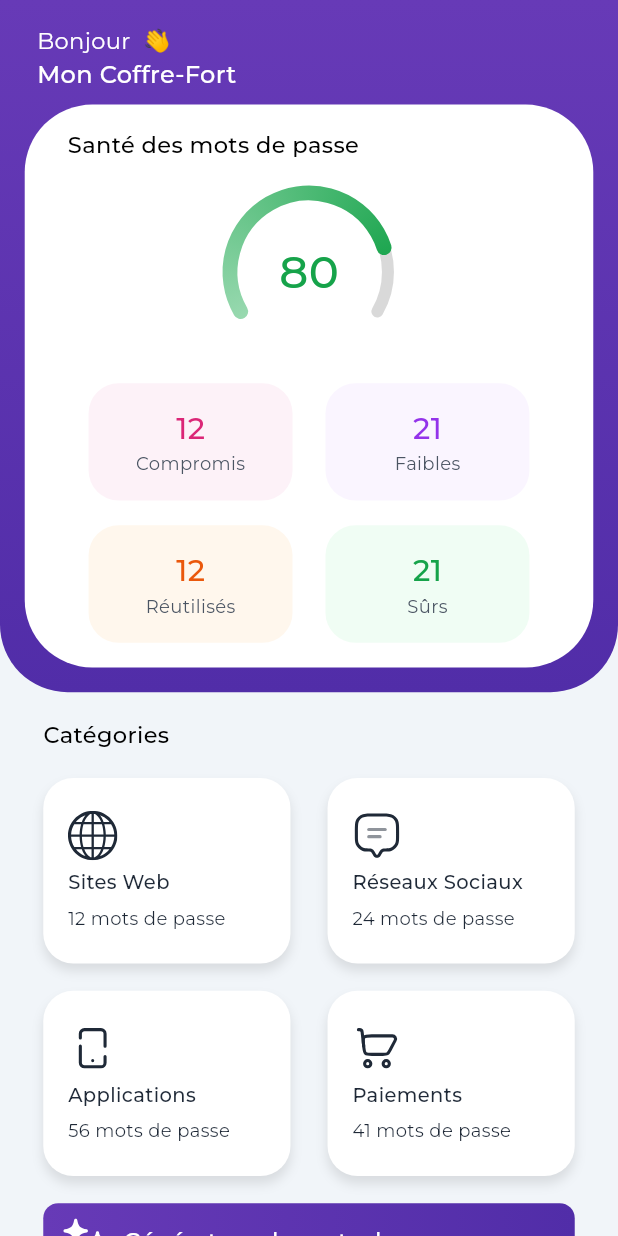
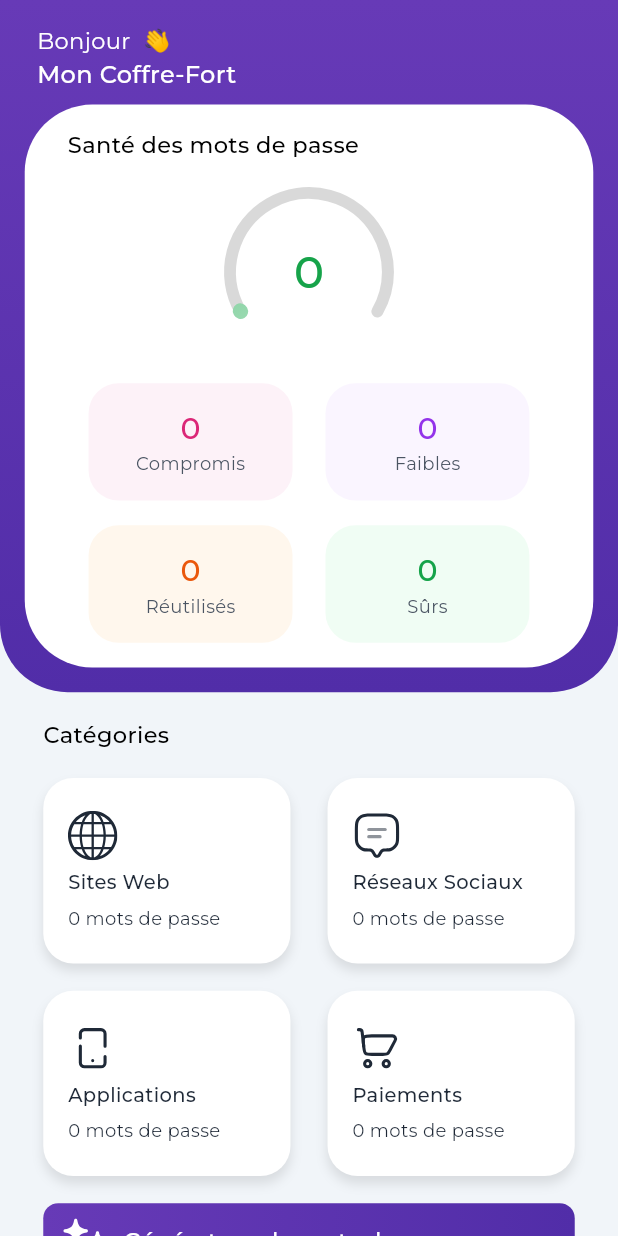
Before and after one commit to alexis-pagnon/safe_vault, a Flutter app: the HomePage screen opened directly, on a phone screen of 412 x 824 dp. Run offline on Flutter 3.47's test engine with Material 3 defaults, Android fonts, the phone set to English and light mode, and no system bars; drawn by our look-alikes of sleek_circular_slider; our stand-ins replace convert, flutter_secure_storage, flutter_svg, google_fonts, shared_preferences, sqflite_sqlcipher; missing offline and left inert: pointycastle; accounts and stored records are empty.

```diff
--- a/lib/models/PasswordGenerator.dart
+++ b/lib/models/PasswordGenerator.dart
@@ -85,8 +85,8 @@ class PasswordGenerator {
 
   /// Complete password strength analysis<br>
   /// @param password The password to analyze<br>
-  /// @return A map containing the strength and criteria met (length >= 12, uppercase, numbers, specialChars)
-  Map<String, dynamic> completePasswordStrengthAnalysis(String password) {
+  /// @return A map containing the strength and criteria met (strength, length >= 12, uppercase, numbers, specialChars)
+  static Map<String, dynamic> completePasswordStrengthAnalysis(String password) {
     double entropy = computeEntropyScore(password);
     String strength;
     if (entropy < 28) {
--- a/lib/viewmodels/AuthenticationProvider.dart
+++ b/lib/viewmodels/AuthenticationProvider.dart
@@ -29,8 +29,7 @@ class AuthenticationProvider extends ChangeNotifier {
 
 
   /// Logout the user
-  void logout() {
-    // TODO
+  void logout() { // TODO
     _isAuthenticated = false;
     notifyListeners();
   }
@@ -39,7 +38,7 @@ class AuthenticationProvider extends ChangeNotifier {
   /// Register a new user with the given master password.<br>
   /// Create a derived key and store it securely.<br>
   /// Init the database, secured by the new key.<br>
-  Future<void> registerNewUser(String masterPassword) async { // TODO : not called for the moment
+  Future<void> registerNewUser(String masterPassword) async {
 
     final passwordHash = KeyGenerator.hashPassword(masterPassword);
     await _sharedPreferencesRepository.setHashedPassword(passwordHash);
--- a/lib/viewmodels/DatabaseProvider.dart
+++ b/lib/viewmodels/DatabaseProvider.dart
@@ -20,12 +20,23 @@ class DatabaseProvider with ChangeNotifier {
   List<Password> get passwords => _passwords;
   List<Note> get notes => _notes;
 
+  List<Password> get favoritePasswords => _passwords.where((pwd) => pwd.is_favorite).toList();
+
+  List<Password> get categoryWebPasswords => _passwords.where((pwd) => pwd.id_category == 1).toList();
+  List<Password> get categorySocialPasswords => _passwords.where((pwd) => pwd.id_category == 2).toList();
+  List<Password> get categoryAppPasswords => _passwords.where((pwd) => pwd.id_category == 3).toList();
+  List<Password> get categoryPaymentPasswords => _passwords.where((pwd) => pwd.id_category == 4).toList();
+
+
+
+
   int get passwordVersion => _passwordVersion;
   int get noteVersion => _noteVersion;
 
 
   Future<void> init(String key) async {
     await initializeDatabase(key);
+    await loadPasswords();
     _isOpened = true;
     notifyListeners();
   }
@@ -141,15 +152,19 @@ class DatabaseProvider with ChangeNotifier {
 
   Future<void> insertCategories(Database db) async {
     await db.insert('Category', {
+      'id_category': 1,
       'title': 'Sites Web'
     });
     await db.insert('Category', {
+      'id_category': 2,
       'title': 'Réseaux Sociaux'
     });
     await db.insert('Category', {
+      'id_category': 3,
       'title': 'Applications'
     });
     await db.insert('Category', {
+      'id_category': 4,
       'title': 'Paiements'
     });
   }
--- a/lib/views/pages/HomePage.dart
+++ b/lib/views/pages/HomePage.dart
@@ -1,9 +1,12 @@
 import 'package:flutter/material.dart';
 import 'package:google_fonts/google_fonts.dart';
+import 'package:provider/provider.dart';
+import 'package:safe_vault/viewmodels/DatabaseProvider.dart';
+import 'package:sleek_circular_slider/sleek_circular_slider.dart';
+import 'package:safe_vault/viewmodels/RobustnessProvider.dart';
 import 'package:safe_vault/views/widgets/CustomCard.dart';
 import 'package:safe_vault/views/widgets/CustomSvgButton.dart';
-import 'package:sleek_circular_slider/sleek_circular_slider.dart';
-import '../../models/theme/AppColors.dart';
+import 'package:safe_vault/models/theme/AppColors.dart';
 
 class HomePage extends StatefulWidget {
   const HomePage({super.key});
@@ -14,11 +17,13 @@ class HomePage extends StatefulWidget {
 
 class _HomePageState extends State<HomePage> {
 
+
   @override
   Widget build(BuildContext context) {
     final colors = Theme.of(context).extension<AppColors>()!;
     final totalWidth = MediaQuery.of(context).size.width;
     final totalHeight = MediaQuery.of(context).size.height;
+
 
     return SafeArea(
       child: Scaffold(
@@ -35,11 +40,7 @@ class _HomePageState extends State<HomePage> {
                 height: totalHeight * 0.56,
                 padding: EdgeInsets.all(totalWidth * 0.04),
                 decoration: BoxDecoration(
-                  gradient: LinearGradient(
-                    colors: [colors.gradientTopStart, colors.gradientTopEnd],
-                    begin: AlignmentGeometry.topCenter,
-                    end: AlignmentGeometry.bottomCenter,
-                  ),
+                  gradient: LinearGradient(colors: [colors.gradientTopStart, colors.gradientTopEnd], begin: AlignmentGeometry.topCenter, end: AlignmentGeometry.bottomCenter),
                   borderRadius: BorderRadius.only(bottomLeft: Radius.circular(45), bottomRight: Radius.circular(45)),
                 ),
 
@@ -57,41 +58,29 @@ class _HomePageState extends State<HomePage> {
                             children: [
                               Text(
                                 "Bonjour  👋",
-                                style: GoogleFonts.montserrat(
-                                  fontSize: 15,
-                                  fontWeight: FontWeight.w400,
-                                  color: colors.text1,
-                                ),
+                                style: GoogleFonts.montserrat(fontSize: 15, fontWeight: FontWeight.w400, color: colors.text1),
                               ),
                               Text(
                                 "Mon Coffre-Fort",
-                                style: GoogleFonts.montserrat(
-                                  fontSize: 16,
-                                  fontWeight: FontWeight.w500,
-                                  color: colors.text1,
+                                style: GoogleFonts.montserrat(fontSize: 16, fontWeight: FontWeight.w500, color: colors.text1),
                               ),
-                              ),
-
                             ],
                           ),
 
                           // Icon
-
                         ],
-
                       ),
                     ),
 
                     // Score + Infos
                     Expanded(
                       child: Container(
-                        decoration: BoxDecoration(
-                          color: colors.containerBackground1,
-                          borderRadius: BorderRadius.circular(45),
-                        ),
+                        decoration: BoxDecoration(color: colors.containerBackground1, borderRadius: BorderRadius.circular(45)),
                         padding: EdgeInsets.symmetric(horizontal: totalWidth * 0.05, vertical: totalHeight * 0.02),
 
-                        child: Column(
+                        child: Consumer<RobustnessProvider>(
+                          builder: (BuildContext context, RobustnessProvider robustnessProvider, Widget? child) {
+                            return Column(
                               mainAxisAlignment: MainAxisAlignment.start,
                               crossAxisAlignment: CrossAxisAlignment.start,
                               spacing: totalHeight * 0.02,
@@ -101,27 +90,18 @@ class _HomePageState extends State<HomePage> {
                                   padding: const EdgeInsets.only(left: 8.0),
                                   child: Text(
                                     "Santé des mots de passe",
-                                style: GoogleFonts.montserrat(
-                                  fontSize: 15,
-                                  fontWeight: FontWeight.w500,
-                                  color: colors.text2,
-                                ),
+                                    style: GoogleFonts.montserrat(fontSize: 15, fontWeight: FontWeight.w500, color: colors.text2),
                                   ),
                                 ),
 
                                 // Score
-                            // TODO: Alexis: Changer la valeur initiale du SleekCircularSlider avec la vraie
                                 Expanded(
                                   child: Center(
                                     child: SleekCircularSlider(
                                       appearance: CircularSliderAppearance(
                                         customWidths: CustomSliderWidths(progressBarWidth: 10, trackWidth: 8),
                                         infoProperties: InfoProperties(
-                                      mainLabelStyle: GoogleFonts.montserrat(
-                                        fontSize: 30,
-                                        fontWeight: FontWeight.w500,
-                                        color: colors.greenDarker,
-                                      ),
+                                          mainLabelStyle: GoogleFonts.montserrat(fontSize: 30, fontWeight: FontWeight.w500, color: colors.greenDarker),
 
                                           modifier: (double value) {
                                             return '${value.toInt()}';
@@ -129,7 +109,7 @@ class _HomePageState extends State<HomePage> {
                                         ),
                                         customColors: CustomSliderColors(
                                           dotColor: Colors.transparent,
-                                      progressBarColors: [colors.greenLight, colors.greenDarker,],
+                                          progressBarColors: [colors.greenLight, colors.greenDarker],
                                           gradientStartAngle: 0,
                                           gradientEndAngle: 270,
                                           trackColor: Color(0xFFD9D9D9),
@@ -138,13 +118,13 @@ class _HomePageState extends State<HomePage> {
                                       ),
                                       min: 0,
                                       max: 100,
-                                  initialValue: 80,
+                                      initialValue: robustnessProvider.totalScore.toDouble(), // TODO : score ici ?
                                     ),
                                   ),
                                 ),
 
                                 // Infos
-                            // TODO: Alexis: Changer les chiffres avec les vrais
+                                // TODO: Check si les valeurs sont bonnes
                                 Row(
                                   mainAxisAlignment: MainAxisAlignment.spaceEvenly,
                                   children: [
@@ -152,72 +132,43 @@ class _HomePageState extends State<HomePage> {
                                     Container(
                                       height: totalHeight * 0.095,
                                       width: totalWidth * 0.33,
-                                  decoration: BoxDecoration(
-                                    color: colors.pinkLight,
-                                    borderRadius: BorderRadius.circular(20),
-                                  ),
+                                      decoration: BoxDecoration(color: colors.pinkLight, borderRadius: BorderRadius.circular(20)),
                                       child: Column(
                                         mainAxisAlignment: MainAxisAlignment.center,
                                         children: [
                                           Text(
-                                        "12",
-                                        style: GoogleFonts.montserrat(
-                                          fontSize: 20,
-                                          fontWeight: FontWeight.w500,
-                                          color: colors.pinkDarker,
-                                        ),
+                                            "${robustnessProvider.compromised}",
+                                            style: GoogleFonts.montserrat(fontSize: 20, fontWeight: FontWeight.w500, color: colors.pinkDarker),
                                           ),
 
                                           Text(
                                             "Compromis",
-                                        style: GoogleFonts.montserrat(
-                                          fontSize: 12,
-                                          fontWeight: FontWeight.w400,
-                                          color: colors.text5,
-                                        ),
+                                            style: GoogleFonts.montserrat(fontSize: 12, fontWeight: FontWeight.w400, color: colors.text5),
                                           ),
                                         ],
-
-
                                       ),
-
                                     ),
 
                                     // Weak
                                     Container(
                                       height: totalHeight * 0.095,
                                       width: totalWidth * 0.33,
-                                  decoration: BoxDecoration(
-                                    color: colors.purpleLight,
-                                    borderRadius: BorderRadius.circular(20),
-                                  ),
+                                      decoration: BoxDecoration(color: colors.purpleLight, borderRadius: BorderRadius.circular(20)),
                                       child: Column(
                                         mainAxisAlignment: MainAxisAlignment.center,
                                         children: [
                                           Text(
-                                        "21",
-                                        style: GoogleFonts.montserrat(
-                                          fontSize: 20,
-                                          fontWeight: FontWeight.w500,
-                                          color: colors.purpleDarker,
-                                        ),
+                                            "${robustnessProvider.weak}",
+                                            style: GoogleFonts.montserrat(fontSize: 20, fontWeight: FontWeight.w500, color: colors.purpleDarker),
                                           ),
 
                                           Text(
                                             "Faibles",
-                                        style: GoogleFonts.montserrat(
-                                          fontSize: 12,
-                                          fontWeight: FontWeight.w400,
-                                          color: colors.text5,
+                                            style: GoogleFonts.montserrat(fontSize: 12, fontWeight: FontWeight.w400, color: colors.text5),
+                                          ),
+                                        ],
                                       ),
                                     ),
-                                    ],
-
-
-                                  ),
-
-                                ),
-
                                   ],
                                 ),
                                 Row(
@@ -227,64 +178,39 @@ class _HomePageState extends State<HomePage> {
                                     Container(
                                       height: totalHeight * 0.095,
                                       width: totalWidth * 0.33,
-                                  decoration: BoxDecoration(
-                                    color: colors.orangeLight,
-                                    borderRadius: BorderRadius.circular(20),
-                                  ),
+                                      decoration: BoxDecoration(color: colors.orangeLight, borderRadius: BorderRadius.circular(20)),
                                       child: Column(
                                         mainAxisAlignment: MainAxisAlignment.center,
                                         children: [
                                           Text(
-                                        "12",
-                                        style: GoogleFonts.montserrat(
-                                          fontSize: 20,
-                                          fontWeight: FontWeight.w500,
-                                          color: colors.orangeDarker,
-                                        ),
+                                            "${robustnessProvider.reused}",
+                                            style: GoogleFonts.montserrat(fontSize: 20, fontWeight: FontWeight.w500, color: colors.orangeDarker),
                                           ),
 
                                           Text(
                                             "Réutilisés",
-                                        style: GoogleFonts.montserrat(
-                                          fontSize: 12,
-                                          fontWeight: FontWeight.w400,
-                                          color: colors.text5,
-                                        ),
+                                            style: GoogleFonts.montserrat(fontSize: 12, fontWeight: FontWeight.w400, color: colors.text5),
                                           ),
                                         ],
-
-
                                       ),
-
                                     ),
 
                                     // Safe
                                     Container(
                                       height: totalHeight * 0.095,
                                       width: totalWidth * 0.33,
-                                  decoration: BoxDecoration(
-                                    color: colors.greenLight,
-                                    borderRadius: BorderRadius.circular(20),
-                                  ),
+                                      decoration: BoxDecoration(color: colors.greenLight, borderRadius: BorderRadius.circular(20)),
                                       child: Column(
                                         mainAxisAlignment: MainAxisAlignment.center,
                                         children: [
                                           Text(
-                                        "21",
-                                        style: GoogleFonts.montserrat(
-                                          fontSize: 20,
-                                          fontWeight: FontWeight.w500,
-                                          color: colors.greenDarker,
-                                        ),
+                                            "${robustnessProvider.strong}",
+                                            style: GoogleFonts.montserrat(fontSize: 20, fontWeight: FontWeight.w500, color: colors.greenDarker),
                                           ),
 
                                           Text(
                                             "Sûrs",
-                                        style: GoogleFonts.montserrat(
-                                          fontSize: 12,
-                                          fontWeight: FontWeight.w400,
-                                          color: colors.text5,
-                                        ),
+                                            style: GoogleFonts.montserrat(fontSize: 12, fontWeight: FontWeight.w400, color: colors.text5),
                                           ),
                                         ],
                                       ),
@@ -292,10 +218,11 @@ class _HomePageState extends State<HomePage> {
                                   ],
                                 ),
                               ],
+                            );
+                          },
                         ),
                       ),
                     ),
-
                   ],
                 ),
               ),
@@ -303,79 +230,54 @@ class _HomePageState extends State<HomePage> {
               // Bottom Side
               Container(
                 margin: EdgeInsets.symmetric(horizontal: totalWidth * 0.07),
-                child: Column(
+                child: Consumer<DatabaseProvider>(
+                  builder: (BuildContext context, DatabaseProvider db, Widget? child) {
+                    return Column(
                       mainAxisAlignment: MainAxisAlignment.start,
                       crossAxisAlignment: CrossAxisAlignment.start,
                       spacing: totalHeight * 0.022,
                       children: [
                         Text(
                           "Catégories",
-                      style: GoogleFonts.montserrat(
-                        fontSize: 15,
-                        fontWeight: FontWeight.w500,
-                        color: colors.text2,
-                      ),
+                          style: GoogleFonts.montserrat(fontSize: 15, fontWeight: FontWeight.w500, color: colors.text2),
                         ),
 
                         // Categories
-                    // TODO: ALEXIS: Change le subtitle avec le vrai nombre de mots de passe
+                        // TODO: ALEXIS: Change le subtitle avec le vrai nombre de mots de passe -> Mettre un Consumer<DatabaseProvider> ?
                         Row(
                           mainAxisAlignment: MainAxisAlignment.spaceBetween,
                           children: [
                             // Website
-                        CustomCard(
-                          svgPath: 'assets/svg/internet.svg',
-                          title: 'Sites Web',
-                          subtitle: '12 mots de passe',
-                        ),
+                            CustomCard(svgPath: 'assets/svg/internet.svg', title: 'Sites Web', subtitle: '${db.categoryWebPasswords.length} mots de passe'),
 
                             // Website
-                        CustomCard(
-                          svgPath: 'assets/svg/social_network.svg',
-                          title: 'Réseaux Sociaux',
-                          subtitle: '24 mots de passe',
-                        ),
+                            CustomCard(svgPath: 'assets/svg/social_network.svg', title: 'Réseaux Sociaux', subtitle: '${db.categorySocialPasswords.length} mots de passe'),
                           ],
                         ),
                         Row(
                           mainAxisAlignment: MainAxisAlignment.spaceBetween,
                           children: [
                             // Apps
-                        CustomCard(
-                          svgPath: 'assets/svg/smartphone.svg',
-                          title: 'Applications',
-                          subtitle: '56 mots de passe',
-                        ),
+                            CustomCard(svgPath: 'assets/svg/smartphone.svg', title: 'Applications', subtitle: '${db.categoryAppPasswords.length} mots de passe'),
 
                             // Website
-                        CustomCard(
-                          svgPath: 'assets/svg/shopping_cart.svg',
-                          title: 'Paiements',
-                          subtitle: '41 mots de passe',
-                        ),
+                            CustomCard(svgPath: 'assets/svg/shopping_cart.svg', title: 'Paiements', subtitle: '${db.categoryPaymentPasswords.length} mots de passe'),
                           ],
                         ),
 
                         // Generate Password Button
-                    CustomSvgButton(
-                      title: 'Générateur de mots de passe',
-                      svgPath: 'assets/svg/stars.svg',
-                      onPressed: () {},
-                    ),
+                        CustomSvgButton(title: 'Générateur de mots de passe', svgPath: 'assets/svg/stars.svg', onPressed: () {}),
 
                         // Secured Notes Button
-                    CustomSvgButton(
-                      title: 'Notes sécurisées',
-                      svgPath: 'assets/svg/notes.svg',
-                      onPressed: () {},
-                    ),
+                        CustomSvgButton(title: 'Notes sécurisées', svgPath: 'assets/svg/notes.svg', onPressed: () {}),
                       ],
+                    );
+                  },
                 ),
               ),
 
               // Spacing
               SizedBox(height: totalHeight * 0.05),
-
             ],
           ),
         ),
--- a/lib/views/pages/NewPasswordPage.dart
+++ b/lib/views/pages/NewPasswordPage.dart
@@ -1,5 +1,6 @@
 import 'package:flutter/material.dart';
 import 'package:google_fonts/google_fonts.dart';
+import 'package:safe_vault/models/PasswordGenerator.dart';
 import 'package:safe_vault/views/widgets/CustomLittleCard.dart';
 import 'package:safe_vault/views/widgets/CustomSvgButton.dart';
 import 'package:safe_vault/views/widgets/CustomTextField.dart';
@@ -288,7 +289,9 @@ class _NewPasswordPageState extends State<NewPasswordPage> {
                               title: 'Générer un mot de passe',
                               svgPath: 'assets/svg/stars.svg',
                               onPressed: (){
-                                // TODO: Alexis: Appeler ta fonction qui génère un mot de passe fort avec 20 caractères
+                                // TODO: check la fonction qui génère un mot de passe fort avec 20 caractères
+                                controllers[3].text = PasswordGenerator.generateRandomPassword(20, true, true, true, true);
+                                setState(() {});
                               }
                           ),
                         ],
--- a/lib/views/pages/PasswordsPage.dart
+++ b/lib/views/pages/PasswordsPage.dart
@@ -1,4 +1,5 @@
 import 'package:flutter/material.dart';
+import 'package:safe_vault/views/testPage.dart';
 
 class PasswordsPage extends StatefulWidget {
   const PasswordsPage({super.key});
@@ -17,7 +18,9 @@ class _PasswordsPageState extends State<PasswordsPage> {
     return Scaffold(
       backgroundColor: Colors.green,
 
-      body: SafeArea(child: SizedBox()),
+      body: SafeArea(
+          child: TestPage3() // TODO : replace with PasswordsPage content
+      ),
     );
   }
 }
```
Also changed, not shown: lib/viewmodels/RobustnessProvider.dart (+10 -0 lines), lib/views/testPage.dart (+103 -19 lines), lib/views/widgets/CustomStrengthWidget.dart (+10 -8 lines), pubspec.lock. Lines whose indentation alone changed are shown as unchanged.
